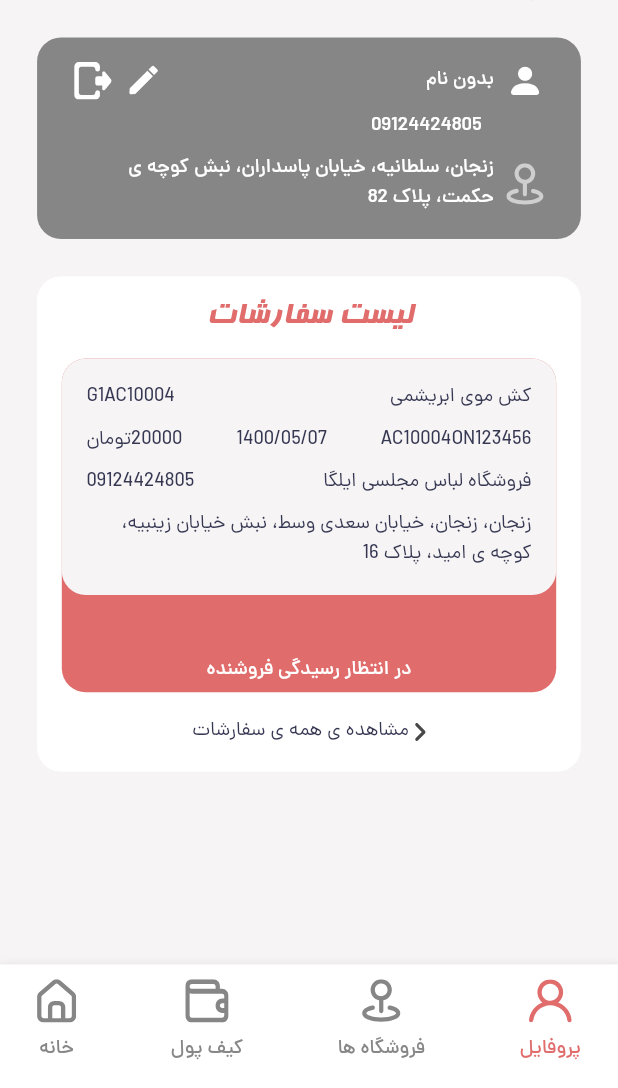
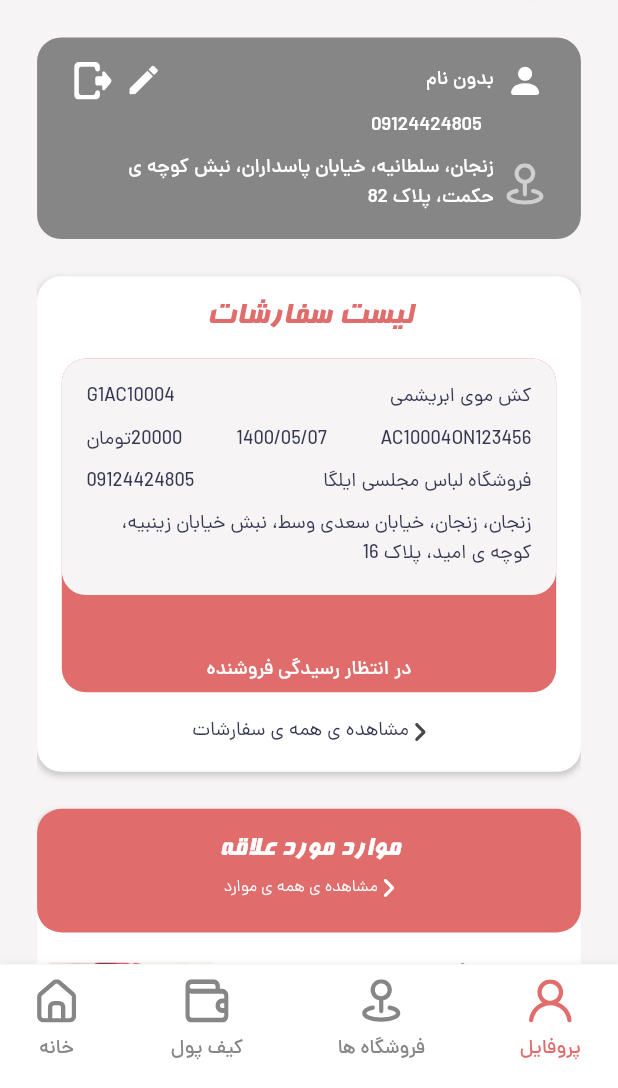
Before and after one commit to HaniyeMollaei/MosallasMobile, a Flutter app: the screen it shows after launch, after a tap on "ورود", after a tap on "پروفایل", on a phone screen of 412 x 824 dp, the part 148-1236 px from its top. Run offline on Flutter 3.47's test engine with Material 2 defaults, Android fonts, the phone set to English and light mode, and no system bars; our stand-ins replace carousel_slider, connectivity, flutter_svg, mask_text_input_formatter, package_info, shared_preferences.

Commit message:
add favorite part to buyer profile

```diff
--- a/lib/pages/buyers/profile/profile_buyer.dart
+++ b/lib/pages/buyers/profile/profile_buyer.dart
@@ -3,12 +3,13 @@ import 'package:flutter/material.dart';
 import 'package:flutter/services.dart';
 import 'package:flutter_svg/svg.dart';
 import 'package:mosallas/models/order_model.dart';
+import 'package:mosallas/models/product_model.dart';
 import 'package:mosallas/utils/my_app_constants.dart';
 import 'package:mosallas/utils/my_style.dart';
 import 'package:mosallas/widgets/bottom_nav_bar_buyer.dart';
 import 'package:mosallas/widgets/appbar_light.dart';
+import 'package:mosallas/widgets/favorite_vitrine.dart';
 import 'package:mosallas/widgets/order.dart';
-import 'package:mosallas/widgets/product.dart';
 
 class BuyerProfile extends StatefulWidget {
   const BuyerProfile({Key key}) : super(key: key);
@@ -18,8 +19,69 @@ class BuyerProfile extends StatefulWidget {
 }
 
 class BuyerProfileState extends State<BuyerProfile> {
+
+  List<ProductModel> favorites;
+
   @override
   Widget build(BuildContext c) {
+
+    favorites = [
+      ProductModel(
+          name: "پیراهن آستین بلند مردانه",
+          code: "hgd65435hj",
+          cost: 123000,
+          description:"طرح: طرح‌دار، ساده\nقد: زیر زانو\nیقه: هفت\nآستین: سه ربع\nنوع پایین تنه: دامن",
+          imagePath: ['assets/image/5.jpg','assets/image/6.jpg','assets/image/12.jpg'],
+          isRemovable: true,
+          star: 4.5,
+          hasOnlineSell: true,
+          category: "پوشاک",
+          shopCode: "hfgds43"),
+      ProductModel(
+          name: "پیراهن آستین بلند مردانه",
+          code: "hgd65435hj",
+          cost: 123000,
+          description:"طرح: طرح‌دار، ساده\nقد: زیر زانو\nیقه: هفت\nآستین: سه ربع\nنوع پایین تنه: دامن",
+          hasOnlineSell: false,
+          category: "پوشاک",
+          imagePath: ['assets/image/6.jpg','assets/image/12.jpg'],
+          isRemovable: true,
+          star: 4.5,
+          shopCode: "hfgds43"),
+      ProductModel(
+          name: "پیراهن آستین بلند مردانه",
+          code: "hgd65435hj",
+          cost: 123000,
+          imagePath: ['assets/image/12.jpg'],
+          isRemovable: true,
+          description:"طرح: طرح‌دار، ساده\nقد: زیر زانو\nیقه: هفت\nآستین: سه ربع\nنوع پایین تنه: دامن",
+          hasOnlineSell: true,
+          category: "پوشاک",
+          star: 4.5,
+          shopCode: "hfgds43"),
+      ProductModel(
+          name: "پیراهن آستین بلند مردانه",
+          code: "hgd65435hj",
+          cost: 123000,
+          description:"طرح: طرح‌دار، ساده\nقد: زیر زانو\nیقه: هفت\nآستین: سه ربع\nنوع پایین تنه: دامن",
+          imagePath: ['assets/image/5.jpg'],
+          isRemovable: true,
+          star: 4.5,
+          hasOnlineSell: true,
+          category: "پوشاک",
+          shopCode: "hfgds43"),
+      ProductModel(
+          name: "پیراهن آستین بلند مردانه",
+          code: "hgd65435hj",
+          cost: 123000,
+          hasOnlineSell: true,
+          category: "پوشاک",
+          imagePath: ['assets/image/6.jpg','assets/image/12.jpg'],
+          description:"طرح: طرح‌دار، ساده\nقد: زیر زانو\nیقه: هفت\nآستین: سه ربع\nنوع پایین تنه: دامن",
+          isRemovable: true,
+          star: 4.5,
+          shopCode: "hfgds43"),
+    ];
     return SafeArea(
         top: false,
         bottom: false,
@@ -108,6 +170,14 @@ class BuyerProfileState extends State<BuyerProfile> {
                             decoration: BoxDecoration(
                               color: MyStyle.white,
                               borderRadius: BorderRadius.circular(MyStyle.borderRadius3),
+                              boxShadow: [
+                                BoxShadow(
+                                  color: Colors.grey.withOpacity(0.5),
+                                  spreadRadius: 0.5,
+                                  blurRadius: 3,
+                                  offset: const Offset(0, 2), // changes position of shadow
+                                ),
+                              ],
                             ),
                             child: Column(
                               mainAxisAlignment: MainAxisAlignment.start,
@@ -130,6 +200,7 @@ class BuyerProfileState extends State<BuyerProfile> {
                                   )
                                 ),
                                 SizedBox(height: MyStyle.mediaQueryHeight(context, 0.02),),
+                                ///All orders
                                 InkWell(
                                   onTap: (){
                                     ///TODO
@@ -146,10 +217,19 @@ class BuyerProfileState extends State<BuyerProfile> {
                                     ],
                                   ),
                                 ),
-
                               ],
                             ),
-                          )
+                          ),
+
+                          SizedBox(height: MyStyle.mediaQueryHeight(context, 0.03),),
+
+                          ///Favorites
+                          favoriteVitrine(
+                            context: context,
+                            favorites: favorites
+                          ),
+
+                          SizedBox(height: MyStyle.mediaQueryHeight(context, 0.03),),
 
                         ],
                       ),
--- a/lib/utils/my_style.dart
+++ b/lib/utils/my_style.dart
@@ -41,6 +41,7 @@ class MyStyle {
     fontSize: appNameFontSize,
     color: white,
   );
+
 
   static const whiteHeaderStyleSmall = TextStyle(
     fontFamily: headerFont,
--- a/lib/widgets/favorite_vitrine.dart
+++ b/lib/widgets/favorite_vitrine.dart
@@ -1,20 +1,21 @@
 import 'package:flutter/cupertino.dart';
 import 'package:flutter/material.dart';
 import 'package:flutter_svg/flutter_svg.dart';
+import 'package:mosallas/models/product_model.dart';
 import 'package:mosallas/models/shop_vitrine_model.dart';
 import 'package:mosallas/pages/buyers/shops/shop_vitrine.dart';
 import 'package:mosallas/utils/my_style.dart';
 import 'package:mosallas/widgets/shop_vitrine.dart';
 
 
-Widget shopVitrine(
+Widget favoriteVitrine(
     {BuildContext context,
-      ShopVitrineModel shopVitrineItem}) {
+      List<ProductModel> favorites}) {
 
   Widget header = Align(
     alignment: Alignment.topCenter,
     child: Container(
-      height: MyStyle.mediaQueryHeight(context, 0.14),
+      height: MyStyle.mediaQueryHeight(context, 0.1),
       width: MyStyle.mediaQueryWidth(context, 0.92),
       decoration: BoxDecoration(
         color: MyStyle.headerDarkPink,
@@ -22,53 +23,36 @@ Widget shopVitrine(
       ),
       child: Align(
         alignment: Alignment.topRight,
-        child: SizedBox(
-          width: MyStyle.mediaQueryWidth(context, 0.46),
-          child: Padding(
-            padding: EdgeInsets.symmetric(
-              horizontal: MyStyle.mediaQueryWidth(context, 0.015),
-            ),
         child: Column(
+          crossAxisAlignment: CrossAxisAlignment.center,
           children: [
             SizedBox(
-                  height: MyStyle.mediaQueryHeight(context, 0.01),
+              height: MyStyle.mediaQueryHeight(context, 0.02),
             ),
-                Row(
-                  mainAxisAlignment: MainAxisAlignment.start,
-                  crossAxisAlignment: CrossAxisAlignment.start,
-                  children: [
-                    SvgPicture.asset("assets/svg/star.svg",
-                        height: MyStyle.mediaQueryHeight(context, 0.02),
-                        fit: BoxFit.fitHeight,
-                        color: MyStyle.white),
-                    Text(
-                      "  ${shopVitrineItem.star.toString()}",
-                      style: MyStyle.whiteLightTextStyle,
-                      textAlign: TextAlign.start,
-                    ),
-                  ],
-                ),
-                SizedBox(
-                  height: MyStyle.mediaQueryHeight(context, 0.005),
-                ),
-                Text(
-                  shopVitrineItem.shopName,
-                  maxLines: 2,
-                  style: MyStyle.whiteWalletAmountStyle,
+            const Text(
+             "موارد مورد علاقه",
+              style: MyStyle.whiteHeaderStyleSmall,
               textAlign: TextAlign.center,
             ),
             SizedBox(
               height: MyStyle.mediaQueryHeight(context, 0.01),
             ),
-                Text(
-                  shopVitrineItem.address,
-                  style: MyStyle.whiteLightTextStyle,
-                  maxLines: 3,
-                  textAlign: TextAlign.center,
-                ),
+            InkWell(
+              onTap: (){
+                ///TODO
+              },
+              child: Row(
+                mainAxisAlignment: MainAxisAlignment.center,
+                children: [
+                  const Text("مشاهده ی همه ی موارد",style: MyStyle.whiteLightTextStyle,),
+                  SizedBox(width: MyStyle.mediaQueryWidth(context, 0.01),),
+                  SvgPicture.asset("assets/svg/forward.svg" , color: MyStyle.white,),
+
                 ],
               ),
             ),
+
+          ],
         ),
       ),
     ),
@@ -76,19 +60,16 @@ Widget shopVitrine(
 
   return InkWell(
     onTap: () async {
-      await Navigator.push(
-          context, MaterialPageRoute(builder: (context) =>
-          BuyerShopVitrine(shopCode: shopVitrineItem.shopCode,shopHeader: header,)));
+      // await Navigator.push(
+      //     context, MaterialPageRoute(builder: (context) =>
+      //     BuyerShopVitrine(shopCode: favorites.shopCode,shopHeader: header,)));
     },
-    child: Container(
-      margin: EdgeInsets.symmetric(
-          horizontal: MyStyle.mediaQueryWidth(context, 0.04), vertical: MyStyle.mediaQueryHeight(context, 0.01)),
     child: Stack(
         children: [
      ///products
      Center(
        child: Container(
-              height: MyStyle.mediaQueryHeight(context, 0.4),
+         height: MyStyle.mediaQueryHeight(context, 0.3),
          width: MyStyle.mediaQueryWidth(context, 0.92),
          decoration: BoxDecoration(
            color: MyStyle.white,
@@ -111,27 +92,27 @@ Widget shopVitrine(
                  vertical: MyStyle.mediaQueryHeight(context, 0.01),
                  horizontal: MyStyle.mediaQueryWidth(context, 0.02),
                ),
-                    child: (shopVitrineItem.productsImagePath != null )?
+               child: (favorites != null )?
                Row(
                  crossAxisAlignment: CrossAxisAlignment.center,
                  mainAxisAlignment: MainAxisAlignment.start,
                  children: [
-                        Image.asset(shopVitrineItem.productsImagePath[0],
-                            width: MyStyle.mediaQueryWidth(context, 0.28),
+                   Image.asset(favorites[0].imagePath[0],
+                       width: MyStyle.mediaQueryWidth(context, 0.265),
                        //height: MyStyle.mediaQueryWidth(context, 0.28),
                        fit: BoxFit.fitWidth
                    ),
                    SizedBox(width: MyStyle.mediaQueryWidth(context, 0.02),),
-                        shopVitrineItem.productsImagePath.length >= 2 ?
-                        Image.asset(shopVitrineItem.productsImagePath[1],
-                            width: MyStyle.mediaQueryWidth(context, 0.28),
+                   favorites.length >= 2 ?
+                   Image.asset(favorites[1].imagePath[0],
+                       width: MyStyle.mediaQueryWidth(context, 0.265),
                        // height: MyStyle.mediaQueryWidth(context, 0.28),
                        fit: BoxFit.fitWidth
                    ):Container(),
                    SizedBox(width: MyStyle.mediaQueryWidth(context, 0.02),),
-                        shopVitrineItem.productsImagePath.length >= 3 ?
-                        Image.asset(shopVitrineItem.productsImagePath[2],
-                            width: MyStyle.mediaQueryWidth(context, 0.28),
+                   favorites.length >= 3 ?
+                   Image.asset(favorites[2].imagePath[0],
+                       width: MyStyle.mediaQueryWidth(context, 0.265),
                        //height: MyStyle.mediaQueryWidth(context, 0.28),
                        fit: BoxFit.fitWidth
                    ):Container(),
@@ -147,6 +128,5 @@ Widget shopVitrine(
      header,
         ],
       ),
-    ),
   );
 }
```
Lines whose indentation alone changed are shown as unchanged.
